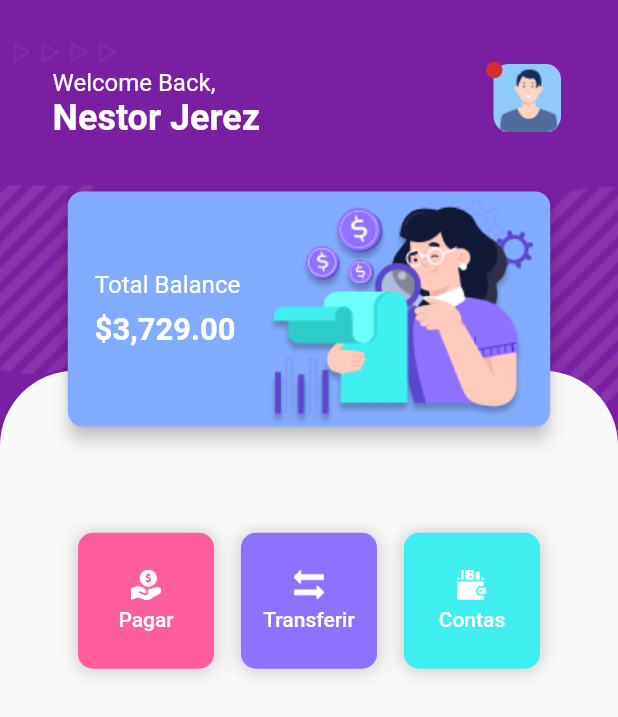
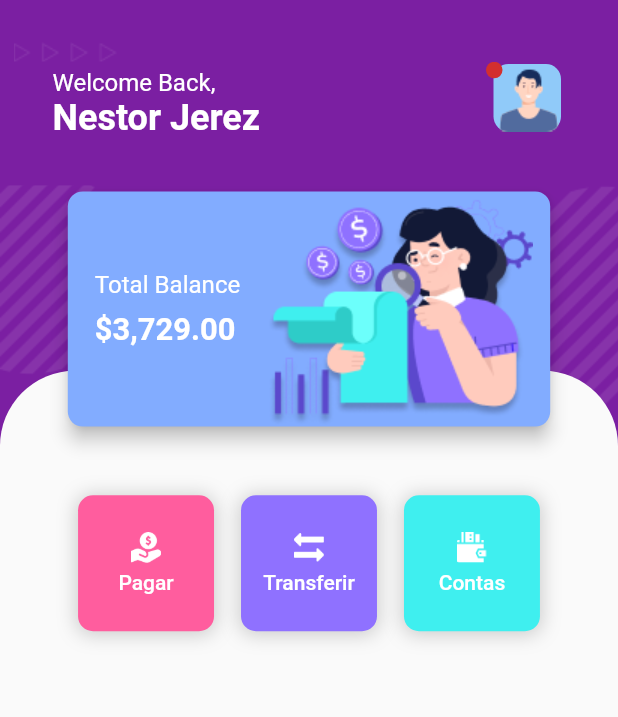
Before and after one commit to derek-alves/Bank-Wallet-Flutter, a Flutter app: the screen it shows after launch, on a phone screen of 412 x 824 dp. Shown: the top 717 px of the screen. Run offline on Flutter 3.47's test engine with Material 2 defaults, Android fonts, the phone set to English and light mode, and no system bars.

Commit message:
posição dos botões

```diff
--- a/lib/main.dart
+++ b/lib/main.dart
@@ -138,7 +138,7 @@ class Home extends StatelessWidget {
                         child: Align(
                           alignment: Alignment.topCenter,
                           child: Container(
-                            margin: EdgeInsets.only(top: 100),
+                            margin: EdgeInsets.only(top: 75),
                             child: MainButtonsBar(),
                           ),
                         ),
```
